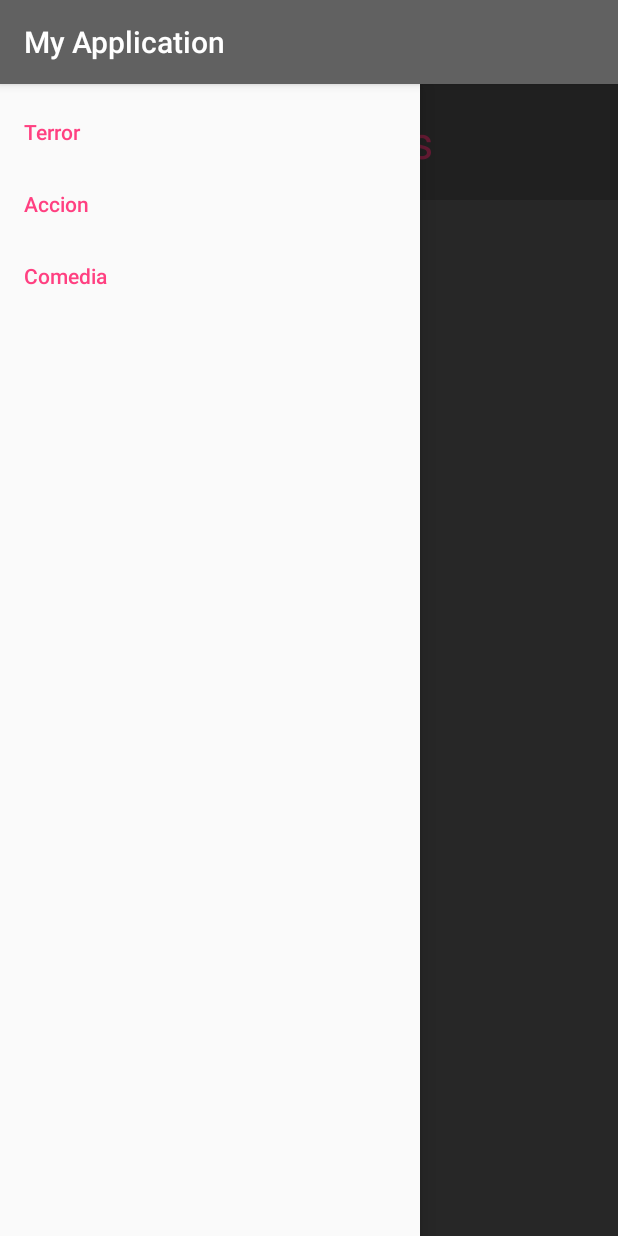
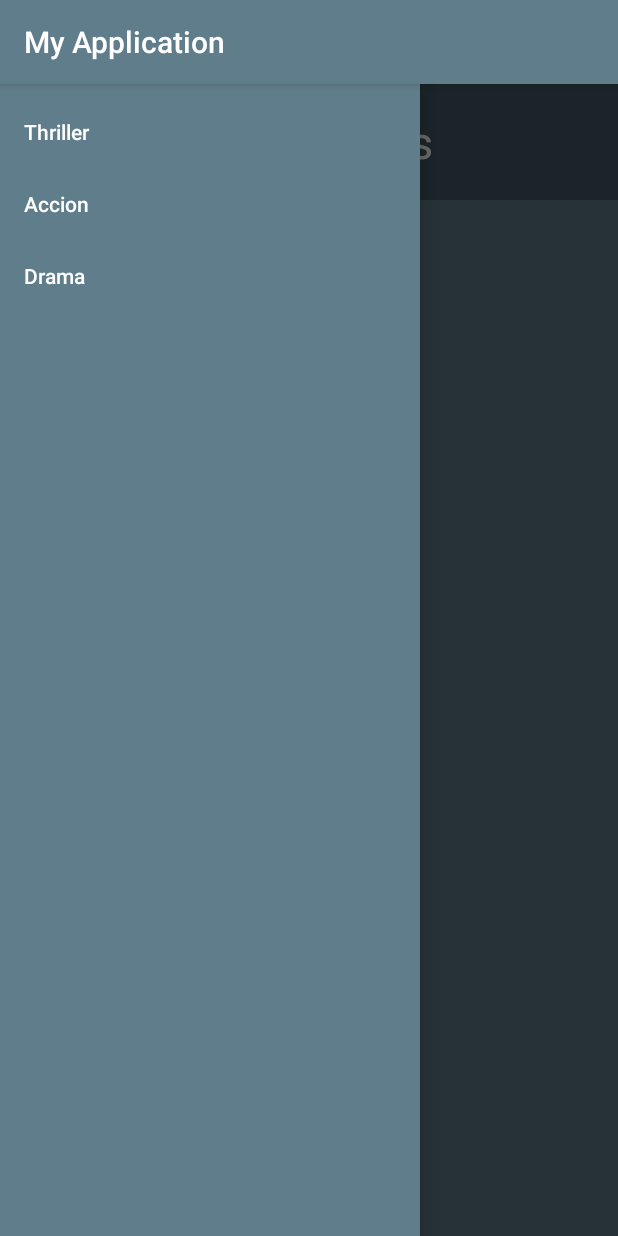
Before and after one commit to Abdalion/Moonshot, an Android app: the screen it shows after launch (MainActivity), in the side drawer, after a tap on "Accion", on a phone screen of 412 x 824 dp. Run offline under Robolectric (Android 15) with nearby library versions, the phone set to English and light mode, and no system bars.

Commit message:
Un poco mas lindo el navigation

```diff
--- a/app/src/main/java/a1/t1mo/mobjav/a816/myapplication/view/MainActivity.java
+++ b/app/src/main/java/a1/t1mo/mobjav/a816/myapplication/view/MainActivity.java
@@ -54,17 +54,17 @@ public class MainActivity extends AppCompatActivity {
 
 
     private void onSelectItem(MenuItem item) {
-        if(item.getItemId() == R.id.menu_opcion_accion) {
+        if(item.getItemId() == R.id.menu_opcion_drama) {
             //Pedir fragment con las peliculas de accion cargadas.
+            Toast.makeText(MainActivity.this, "Se cargaron las peliculas de drama", Toast.LENGTH_SHORT).show();
+        }
+        else if(item.getItemId() == R.id.menu_opcion_thriller) {
+            //Pedir fragment con las peliculas de comedia cargadas.
+            Toast.makeText(MainActivity.this, "Se cargaron las peliculas de thriller", Toast.LENGTH_SHORT).show();
+        }
+        else if(item.getItemId() == R.id.menu_opcion_accion) {
+            //Pedir fragment con las peliculas de terror cargadas.
             Toast.makeText(MainActivity.this, "Se cargaron las peliculas de accion", Toast.LENGTH_SHORT).show();
-        }
-        else if(item.getItemId() == R.id.menu_opcion_comedia) {
-            //Pedir fragment con las peliculas de comedia cargadas.
-            Toast.makeText(MainActivity.this, "Se cargaron las peliculas de comedia", Toast.LENGTH_SHORT).show();
-        }
-        else if(item.getItemId() == R.id.menu_opcion_terror) {
-            //Pedir fragment con las peliculas de terror cargadas.
-            Toast.makeText(MainActivity.this, "Se cargaron las peliculas de terror", Toast.LENGTH_SHORT).show();
         }
     }
 
--- a/app/src/main/res/layout/activity_main.xml
+++ b/app/src/main/res/layout/activity_main.xml
@@ -56,6 +56,7 @@
         android:layout_height="match_parent"
         android:layout_gravity="start"
         app:menu="@menu/menu_navigation"
+        android:backgroundTint="@color/colorPrimary"
         android:id="@+id/main_navigationView">
 
     </android.support.design.widget.NavigationView>
--- a/app/src/main/res/menu/menu_navigation.xml
+++ b/app/src/main/res/menu/menu_navigation.xml
@@ -2,8 +2,8 @@
 <menu xmlns:android="http://schemas.android.com/apk/res/android">
 
         <item
-            android:id="@+id/menu_opcion_terror"
-            android:title="Terror">
+            android:id="@+id/menu_opcion_thriller"
+            android:title="Thriller">
         </item>
 
         <item
@@ -12,7 +12,7 @@
         </item>
 
         <item
-            android:id="@+id/menu_opcion_comedia"
-            android:title="Comedia">
+            android:id="@+id/menu_opcion_drama"
+            android:title="Drama">
         </item>
 </menu>
--- a/app/src/main/res/values/colors.xml
+++ b/app/src/main/res/values/colors.xml
@@ -1,6 +1,6 @@
 <?xml version="1.0" encoding="utf-8"?>
 <resources>
-    <color name="colorPrimary">#616161</color>
-    <color name="colorPrimaryDark">#515151</color>
-    <color name="colorAccent">#ff4081</color>
+    <color name="colorPrimary">#607d8b</color>
+    <color name="colorPrimaryDark">#455a64</color>
+    <color name="colorAccent">#ffffff</color>
 </resources>
```
